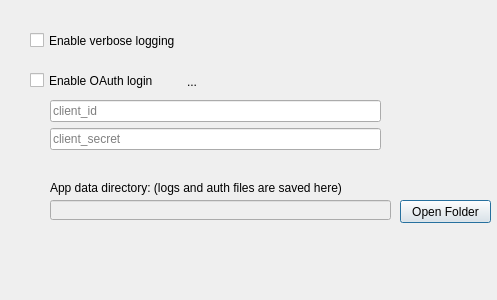
This is gui/src/main/resources/settings_dialog.ui in apastel/ytmusic-deleter as Qt 5 draws it before an edit. The edited form follows.
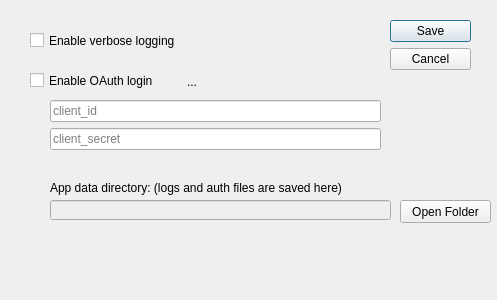
This is the edited form.

Commit message: fix (gui): fix settings dialog losing its buttons

```diff
--- a/gui/src/main/resources/settings_dialog.ui
+++ b/gui/src/main/resources/settings_dialog.ui
@@ -28,8 +28,11 @@
      <height>71</height>
     </rect>
    </property>
+   <property name="orientation">
+    <enum>Qt::Orientation::Vertical</enum>
+   </property>
    <property name="standardButtons">
-    <set>QDialogButtonBox::NoButton</set>
+    <set>QDialogButtonBox::StandardButton::Cancel|QDialogButtonBox::StandardButton::Save</set>
    </property>
   </widget>
   <widget class="QCheckBox" name="verboseCheckBox">
```
Left out of the diff: 5 changed lines with no effect on the pictures. The commit also changes 2 other files.
